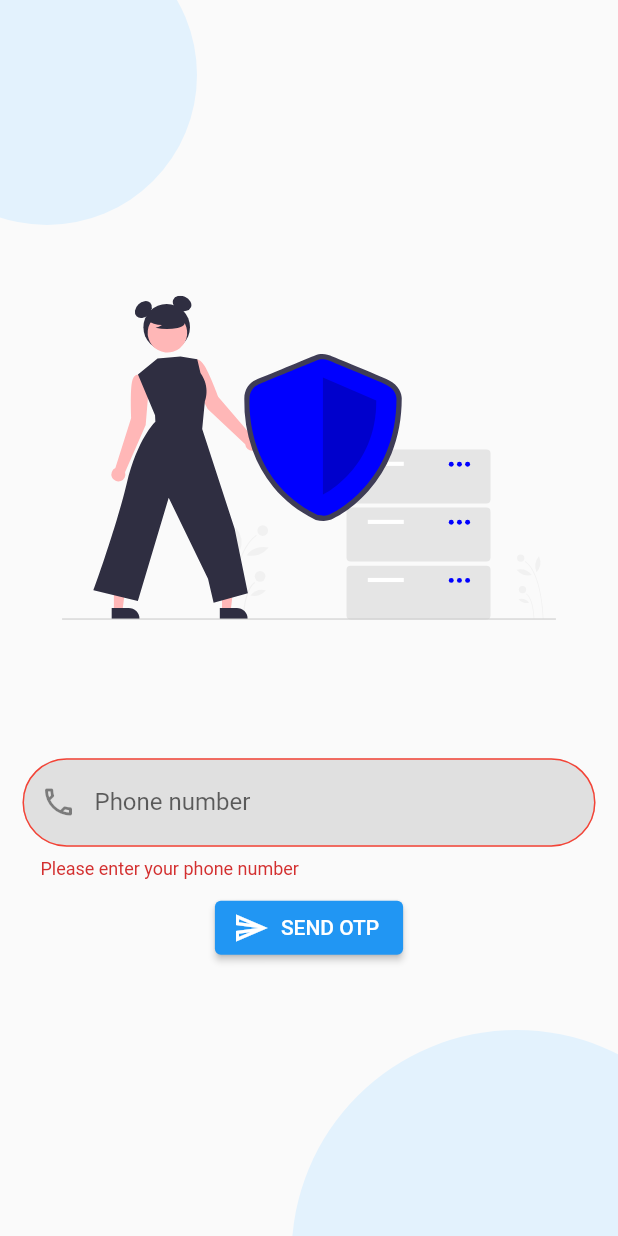
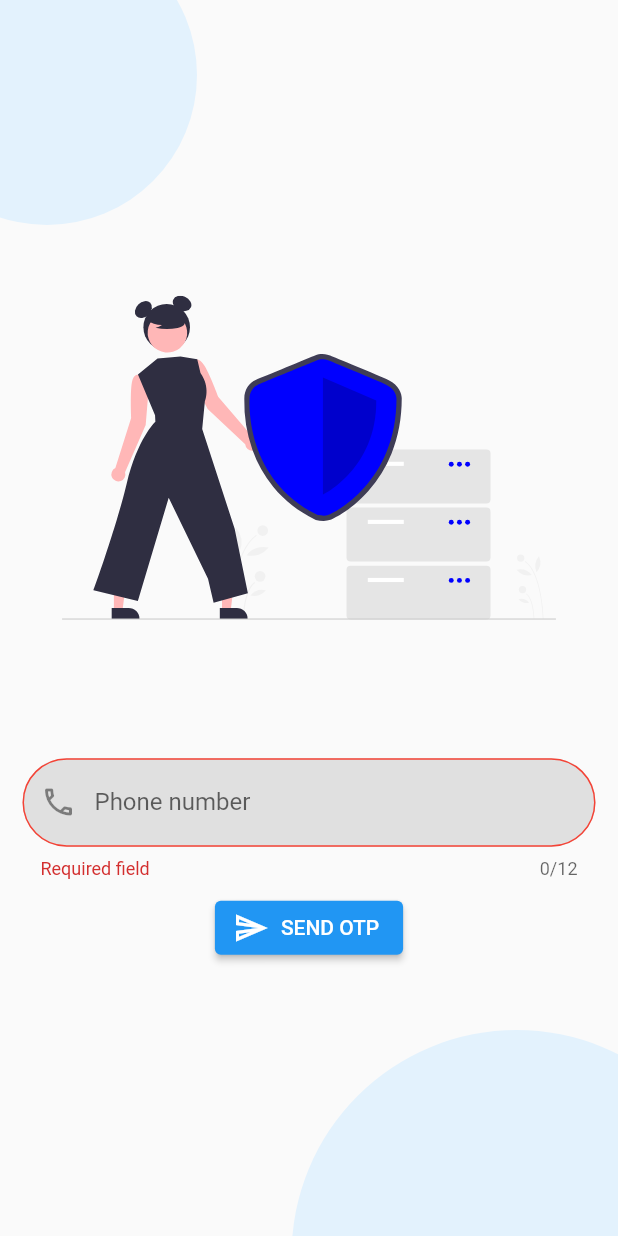
Before and after one commit to SamadhiWathsala/auth_app, a Flutter app: the screen it shows after launch, after a tap on "SEND OTP", on a phone screen of 412 x 824 dp. Run offline on Flutter 3.47's test engine with Material 2 defaults, Android fonts, the phone set to English and light mode, and no system bars; our stand-ins replace firebase_auth, firebase_core, firebase_storage, flutter_svg, image_picker; accounts and stored records are empty.

Commit message:
Chage profile photo

```diff
--- a/lib/screans/components/form/get_number.dart
+++ b/lib/screans/components/form/get_number.dart
@@ -45,11 +45,18 @@ class _InputPhoneState extends State<InputPhone> {
                 labelText: 'Phone number',
                 prefixIcon: Icon(Icons.phone_outlined),
               ),
+              maxLength: 12,
               validator: (value) {
-                if (value == null || value.isEmpty) {
-                  return 'Please enter your phone number';
+
+                if(value == null || value.isEmpty){
+                  return 'Required field';
+                }else if(value.length != 12){
+                  return 'Should be valid phone number';
+                }else if(!value.startsWith('+94')){
+                  return 'Use valid format';
+                }else{
+                  return null;
                 }
-                return null;
               },
               onChanged: (String? value)=> setState(() {
                 _phoneNumber = value;
--- a/lib/screans/profile.dart
+++ b/lib/screans/profile.dart
@@ -57,7 +57,9 @@ class Profile extends StatelessWidget {
               padding: EdgeInsets.symmetric(vertical: size.height/25),
               child: CircleAvatar(
                 radius: size.width/8,
-                child: Icon(Icons.person,size: size.width/8,),
+                // child: Icon(Icons.person,size: size.width/8,),
+                child: user.photoURL == null ?  Icon(Icons.person,size: size.width/8,) : null ,
+                backgroundImage: user.photoURL != null ? NetworkImage(user.photoURL!) : null,
               ),
             ),
             Expanded(
--- a/pubspec.yaml
+++ b/pubspec.yaml
@@ -38,6 +38,9 @@ dependencies:
   firebase_core: ^1.12.0
   firebase_auth: ^3.3.8
   provider: ^6.0.2
+  image_picker: ^0.8.5
+  firebase_storage: ^10.2.14
+  path_provider: ^2.0.9
 
 dev_dependencies:
   flutter_test:
```
Also changed, not shown: lib/screans/create_profile.dart (+15 -3 lines), lib/services/storage_services.dart (added, +22 -0 lines), pubspec.lock.
